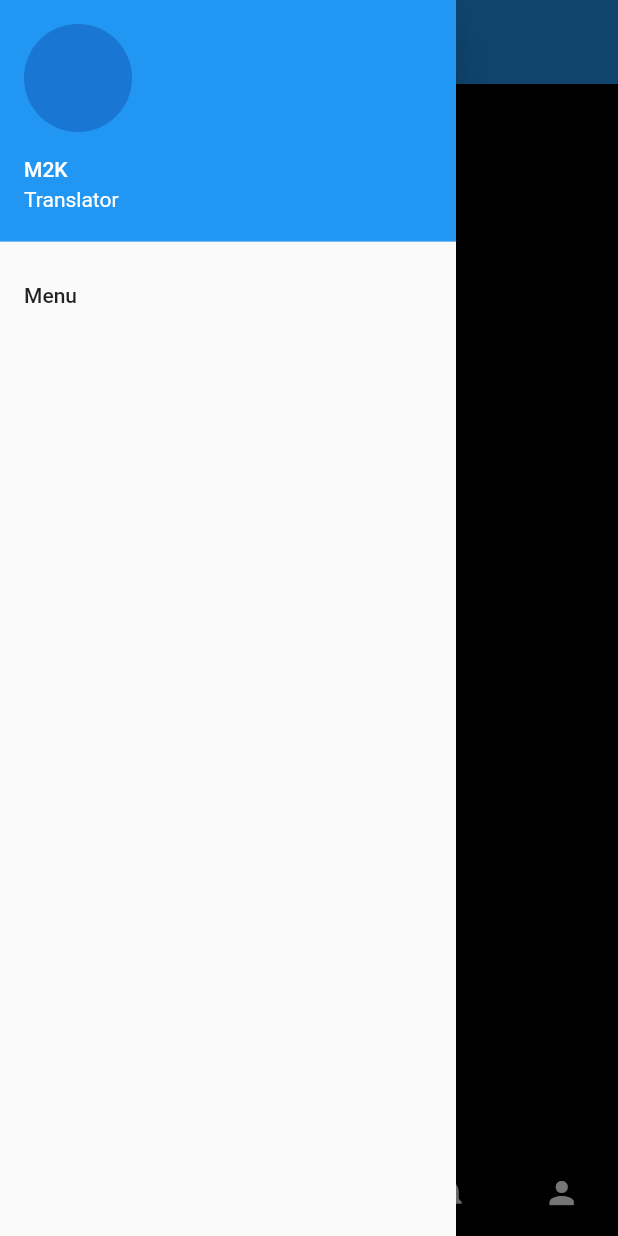
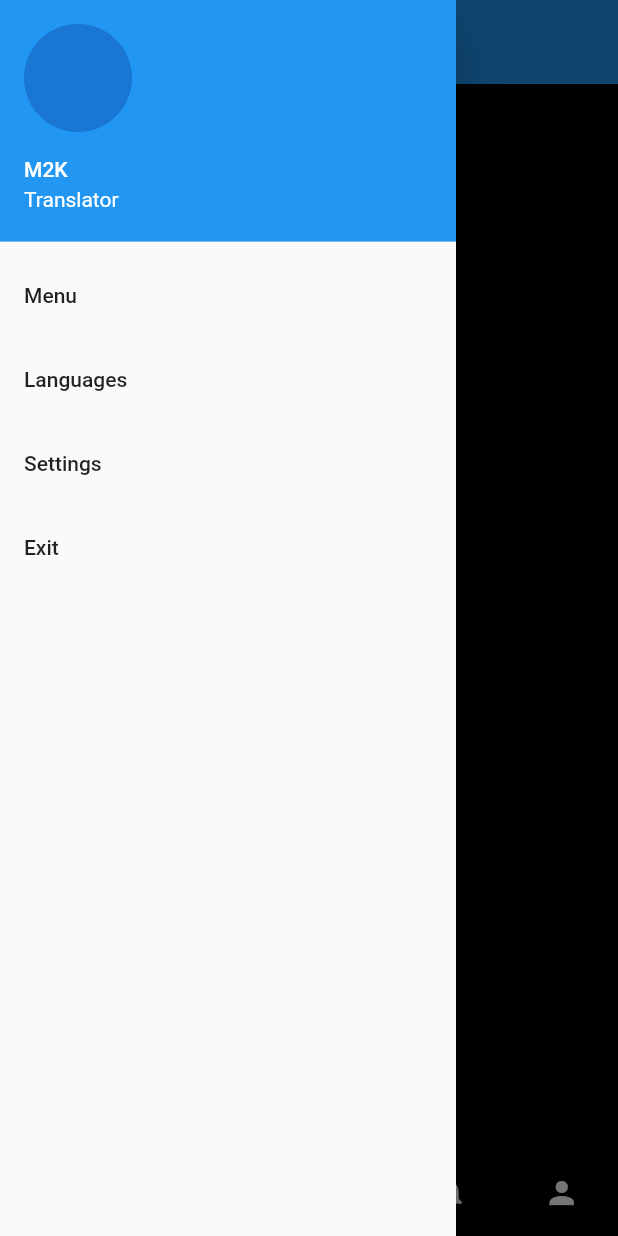
Before and after one commit to ankithamachur31/Translator, a Flutter app: the screen it shows after launch, with the side drawer open, on a phone screen of 412 x 824 dp. Run offline on Flutter 3.47's test engine with Material 2 defaults, Android fonts, the phone set to English and light mode, and no system bars.

Commit message:
Initial commit This is starting of project

```diff
--- a/lib/home_page.dart
+++ b/lib/home_page.dart
@@ -63,6 +63,16 @@ drawer: Drawer(
   title: new Text("Menu"),
 
 )
+      ,ListTile(
+        title: Text("Languages"),
+      ),
+      ListTile(
+        title: Text("Settings"),
+      ),
+      ListTile(
+        title: Text("Exit"),
+      )
+
     ],
   ),
 ),
```
